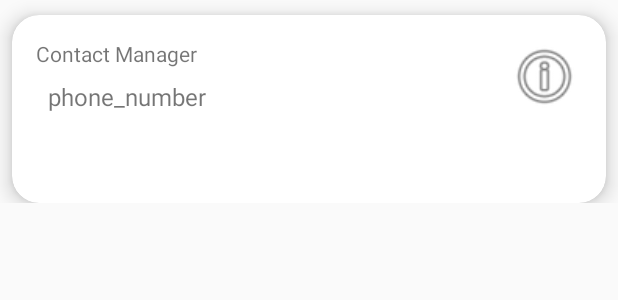
After one commit to Santhosh-17/com.androidUnleashed, an Android app: the layout row_layout.xml on its own in the app's theme, with its tools: preview values and no code run, on a phone screen of 412 x 824 dp. The commit adds this screen. Shown: the top 300 px of the screen. Run offline under Robolectric (Android 15) with nearby library versions, the phone set to English and light mode, and no system bars.

Commit message:
Added row_xml file

```diff
--- a/ContactManager/app/build.gradle
+++ b/ContactManager/app/build.gradle
@@ -26,4 +26,6 @@ dependencies {
     testImplementation 'junit:junit:4.12'
     androidTestImplementation 'androidx.test.ext:junit:1.1.0'
     androidTestImplementation 'androidx.test.espresso:espresso-core:3.1.1'
+    implementation 'androidx.recyclerview:recyclerview:1.1.0'
+    implementation 'androidx.cardview:cardview:1.0.0'
 }
--- a/ContactManager/app/src/main/java/com/androidunleashed/contactmanager/MainActivity.java
+++ b/ContactManager/app/src/main/java/com/androidunleashed/contactmanager/MainActivity.java
@@ -16,84 +16,23 @@ import java.util.List;
 
 public class MainActivity extends AppCompatActivity {
 
-    private ListView listView;
     private ArrayList<String> contactArray;
-    private ArrayAdapter<String> arrayAdapter;
     @Override
     protected void onCreate(Bundle savedInstanceState) {
         super.onCreate(savedInstanceState);
         setContentView(R.layout.activity_main);
 
-        listView = findViewById(R.id.listView);
         contactArray = new ArrayList<>();
 
         DatabaseHandler db = new DatabaseHandler(MainActivity.this);
-
-
-//        db.addContact(new Contacts("sandy","7346572647"));
-//        db.addContact(new Contacts("vj","989898989"));
-//        db.addContact(new Contacts("praveen","4565789321"));
-//        db.addContact(new Contacts("saran","123445689"));
-//        db.addContact(new Contacts("yogesh","0987645678"));
-//        db.addContact(new Contacts("krish","345678232"));
-//        db.addContact(new Contacts("pranav","8765458722"));
-//        db.addContact(new Contacts("gokul","5678987656"));
-//        db.addContact(new Contacts("gold","123456723"));
-//        db.addContact(new Contacts("gopi","876345678"));
-//        db.addContact(new Contacts("raja","987653456"));
-//        db.addContact(new Contacts("navas","7652345687"));
-
-//        CREATE CONTACTS OBJECT
-//        Contacts sandy = new Contacts();
-//        sandy.setName("sandy");
-//        sandy.setPhoneNumber("98798787");
-//
-//        db.addContact(sandy);
-
-
 
         List<Contacts> contactsList = db.getAllContacta();
         for(Contacts c : contactsList){
             contactArray.add(c.getName());
         }
 
-        // CREATE ARRAY ADAPTER
-        arrayAdapter = new ArrayAdapter<>(
-                this,
-                android.R.layout.simple_list_item_1,
-                contactArray
-        );
 
-        //ADD TO LISTVIEW
-        listView.setAdapter(arrayAdapter);
 
-//        Contacts cm = db.getContact(1);
-//        t1.append("\nGot Contacts:\n"+"Id: "+cm.getId()+"\n"+"Name: "+cm.getName()+"\nPhone: "+cm.getPhoneNumber()+"\n\n");
-//
-//        Contacts cm1 = db.getContact(2);
-//        cm1.setName("santhosh");
-//        cm1.setPhoneNumber("0000000000");
-//        int rw = db.update(cm1);
-//
-//        List<Contacts> contactsList1 = db.getAllContacta();
-//        t1.append("\n\nAfter Update:\n");
-//        for(Contacts c : contactsList1){
-//            // Log.d("Main", "onCreate: "+c.getId()+" "+c.getName());
-//            t1.append(c.getId()+". "+c.getName()+" "+c.getPhoneNumber()+"\n");
-//        }
-//
-//        DELETE A CONTACT
-//        db.deleteContact(2);
-//
-//        List<Contacts> contactsList1 = db.getAllContacta();
-//        t1.append("\n\nAfter delete:\n");
-//        for(Contacts c : contactsList1){
-//            // Log.d("Main", "onCreate: "+c.getId()+" "+c.getName());
-//            t1.append(c.getId()+". "+c.getName()+" "+c.getPhoneNumber()+"\n");
-//        }
-//
-//      GET COUNT
-//        t1.append("No.of Contacts:\n"+db.getCount());
 
 
 
--- a/ContactManager/app/src/main/res/layout/activity_main.xml
+++ b/ContactManager/app/src/main/res/layout/activity_main.xml
@@ -7,11 +7,8 @@
     android:background="@android:color/white"
     tools:context=".MainActivity">
 
-
-    <ListView
-        android:id="@+id/listView"
-        android:layout_width="match_parent"
-        android:layout_height="match_parent" />
-
-
+    <androidx.recyclerview.widget.RecyclerView
+        android:id="@+id/recyclerView"
+        android:layout_width="wrap_content"
+        android:layout_height="wrap_content" />
 </RelativeLayout>
--- /dev/null
+++ b/ContactManager/app/src/main/res/layout/row_layout.xml
@@ -0,0 +1,50 @@
+<?xml version="1.0" encoding="utf-8"?>
+<LinearLayout xmlns:android="http://schemas.android.com/apk/res/android"
+    xmlns:app="http://schemas.android.com/apk/res-auto"
+    android:orientation="vertical"
+    android:layout_width="match_parent"
+    android:layout_height="wrap_content">
+
+    <androidx.cardview.widget.CardView
+        android:id="@+id/cardView"
+        android:layout_marginTop="10dp"
+        android:layout_gravity="center"
+        android:layout_width="396dp"
+        android:layout_height="125dp"
+        app:cardCornerRadius="18dp"
+        app:cardElevation="8dp">
+
+        <RelativeLayout
+            android:padding="16dp"
+            android:layout_width="match_parent"
+            android:layout_height="match_parent">
+
+            <TextView
+                android:id="@+id/cname"
+                android:textSize="14sp"
+                android:text="@string/app_name"
+                android:layout_width="wrap_content"
+                android:layout_height="wrap_content"/>
+
+            <TextView
+                android:id="@+id/cnum"
+                android:padding="8dp"
+                android:layout_below="@+id/cname"
+                android:textSize="16sp"
+                android:text="@string/cphn"
+                android:layout_width="wrap_content"
+                android:layout_height="wrap_content"/>
+
+            <ImageView
+                android:id="@+id/imageView"
+                android:layout_width="50dp"
+                android:layout_height="50dp"
+                android:layout_alignParentEnd="true"
+                android:layout_alignParentRight="true"
+                app:srcCompat="@android:drawable/ic_menu_info_details" />
+
+        </RelativeLayout>
+
+    </androidx.cardview.widget.CardView>
+
+</LinearLayout>
--- a/ContactManager/app/src/main/res/values/strings.xml
+++ b/ContactManager/app/src/main/res/values/strings.xml
@@ -1,4 +1,5 @@
 <resources>
     <string name="app_name">Contact Manager</string>
     <string name="drop_table">DROP TABLE IF EXISTS</string>
+    <string name="cphn">phone_number</string>
 </resources>
```
